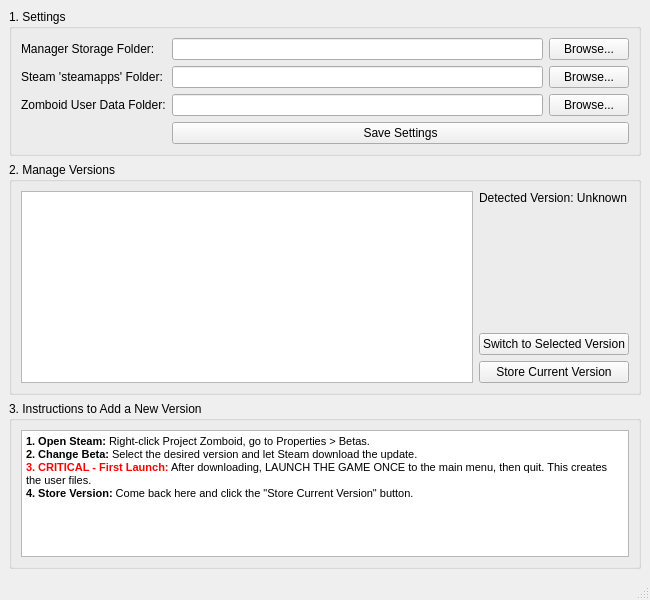
Above: ui/main_window.ui from MasterKraid/pz_version_manager before the change. Below: the same form after it.
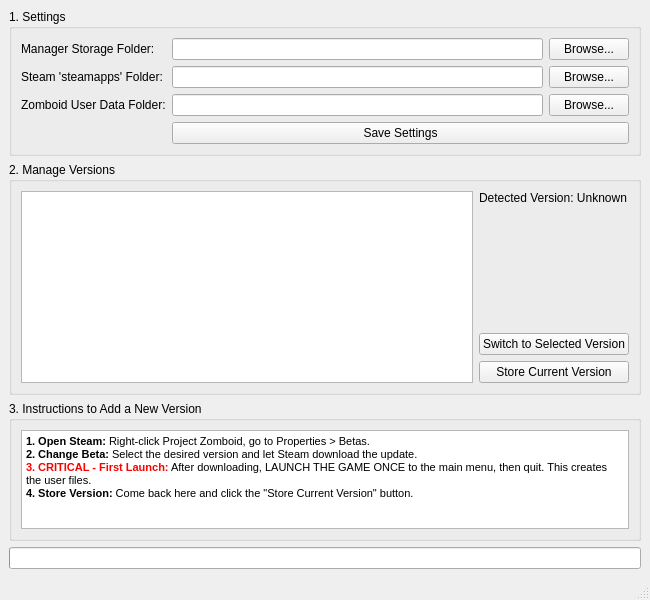
That is the form after the change.

Patch:
```diff
--- a/ui/main_window.ui
+++ b/ui/main_window.ui
@@ -170,6 +170,16 @@
       </layout>
      </widget>
     </item>
+    <item>
+     <widget class="QProgressBar" name="progressBar">
+      <property name="value">
+       <number>0</number>
+      </property>
+      <property name="textVisible">
+       <bool>false</bool>
+      </property>
+     </widget>
+    </item>
    </layout>
   </widget>
   <widget class="QStatusBar" name="statusbar"/>
```
